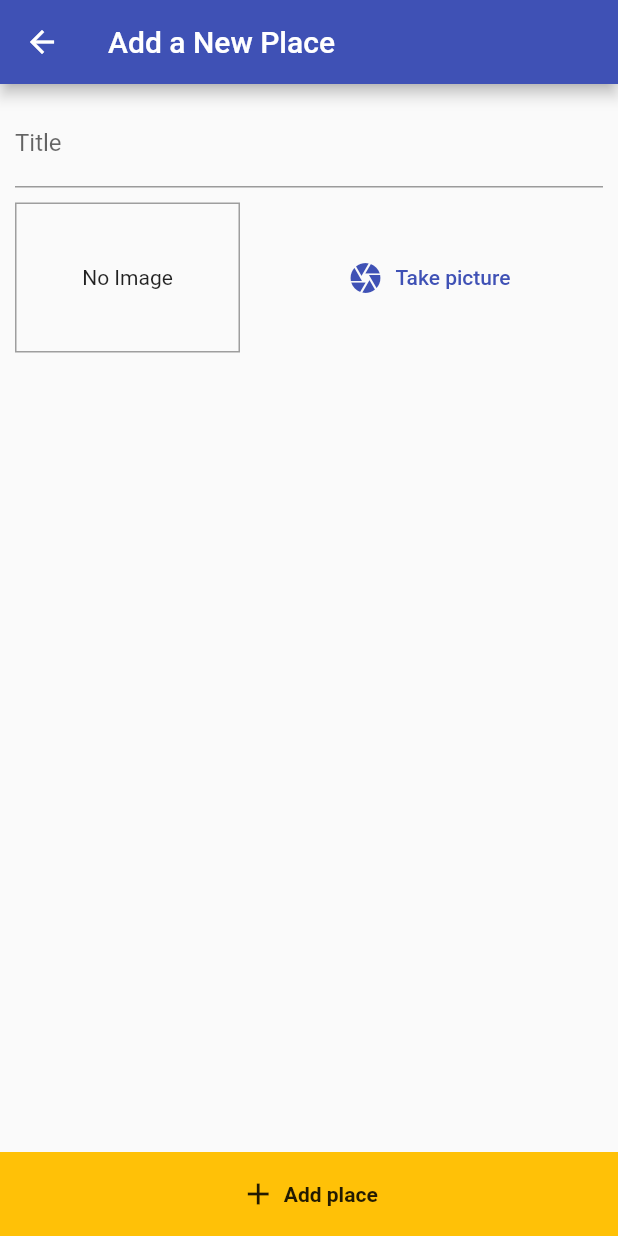
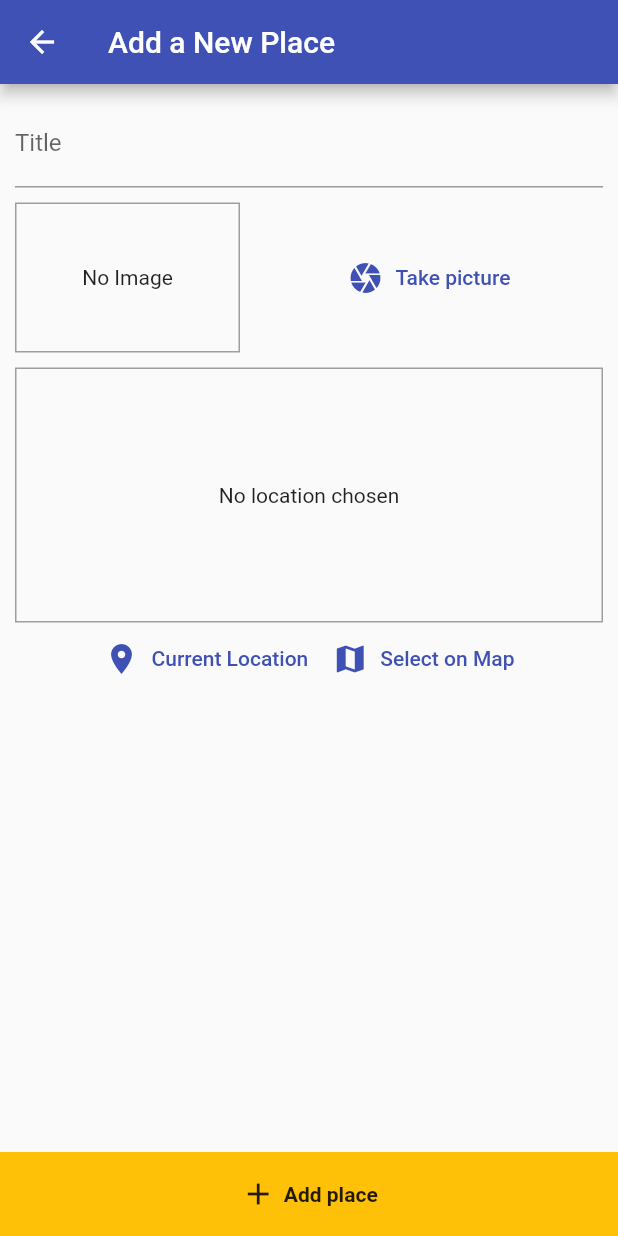
Before and after one commit to Damovetsky/rememories, a Flutter app: the AddPlaceScreen screen opened by its route, on a phone screen of 412 x 824 dp. Run offline on Flutter 3.47's test engine with Material 2 defaults, Android fonts, the phone set to English and light mode, and no system bars; our stand-ins replace image_picker, location, sqflite; accounts and stored records are empty.

Commit message:
Added location input widget
Now it is able to show user location on the map using yandex maps static api

```diff
--- /dev/null
+++ b/lib/helpers/location_helper.dart
@@ -0,0 +1,6 @@
+class LocationHelper {
+  static String generateLocationPreviewImage(
+      {double latitude, double longtitude}) {
+    return 'https://static-maps.yandex.ru/1.x/?lang=en_US&ll=$longtitude,$latitude&size=450,200&z=15&l=map&pt=$longtitude,$latitude,flag';
+  }
+}
--- a/lib/screens/add_place_screen.dart
+++ b/lib/screens/add_place_screen.dart
@@ -4,6 +4,7 @@ import 'package:flutter/material.dart';
 import 'package:provider/provider.dart';
 
 import '../widgets/image_input.dart';
+import '../widgets/location_input.dart';
 import '../providers/places_collection.dart';
 
 class AddPlaceScreen extends StatefulWidget {
@@ -54,6 +55,8 @@ class _AddPlaceScreenState extends State<AddPlaceScreen> {
                     ),
                     SizedBox(height: 10),
                     ImageInput(_selectImage),
+                    SizedBox(height: 10),
+                    LocationInput(),
                   ],
                 ),
               ),
--- /dev/null
+++ b/lib/widgets/location_input.dart
@@ -0,0 +1,70 @@
+import 'package:flutter/material.dart';
+import 'package:location/location.dart';
+
+import '../helpers/location_helper.dart';
+
+class LocationInput extends StatefulWidget {
+  const LocationInput({Key key}) : super(key: key);
+
+  @override
+  State<LocationInput> createState() => _LocationInputState();
+}
+
+class _LocationInputState extends State<LocationInput> {
+  String _previewImageUrl;
+
+  Future<void> _getCurrentUserLocation() async {
+    final locData = await Location().getLocation();
+    print(locData.latitude);
+    print(locData.longitude);
+    final staticMapImageUrl = LocationHelper.generateLocationPreviewImage(
+        latitude: locData.latitude, longtitude: locData.longitude);
+
+    setState(() {
+      _previewImageUrl = staticMapImageUrl;
+    });
+  }
+
+  @override
+  Widget build(BuildContext context) {
+    return Column(
+      children: [
+        Container(
+          height: 170,
+          width: double.infinity,
+          alignment: Alignment.center,
+          decoration: BoxDecoration(
+              border: Border.all(
+            width: 1,
+            color: Colors.grey,
+          )),
+          child: _previewImageUrl == null
+              ? Text(
+                  'No location chosen',
+                  textAlign: TextAlign.center,
+                )
+              : Image.network(
+                  _previewImageUrl,
+                  fit: BoxFit.cover,
+                  width: double.infinity,
+                ),
+        ),
+        Row(
+          mainAxisAlignment: MainAxisAlignment.center,
+          children: [
+            TextButton.icon(
+              onPressed: _getCurrentUserLocation,
+              icon: Icon(Icons.location_on),
+              label: Text('Current Location'),
+            ),
+            TextButton.icon(
+              onPressed: () {},
+              icon: Icon(Icons.map),
+              label: Text('Select on Map'),
+            ),
+          ],
+        )
+      ],
+    );
+  }
+}
--- a/pubspec.yaml
+++ b/pubspec.yaml
@@ -28,6 +28,7 @@ dependencies:
   path_provider: ^2.0.14
   path: ^1.8.2
   sqflite: ^2.2.6
+  location: ^4.2.0
 
 
   # The following adds the Cupertino Icons font to your application.
```
Also changed, not shown: pubspec.lock, 3 other files.
